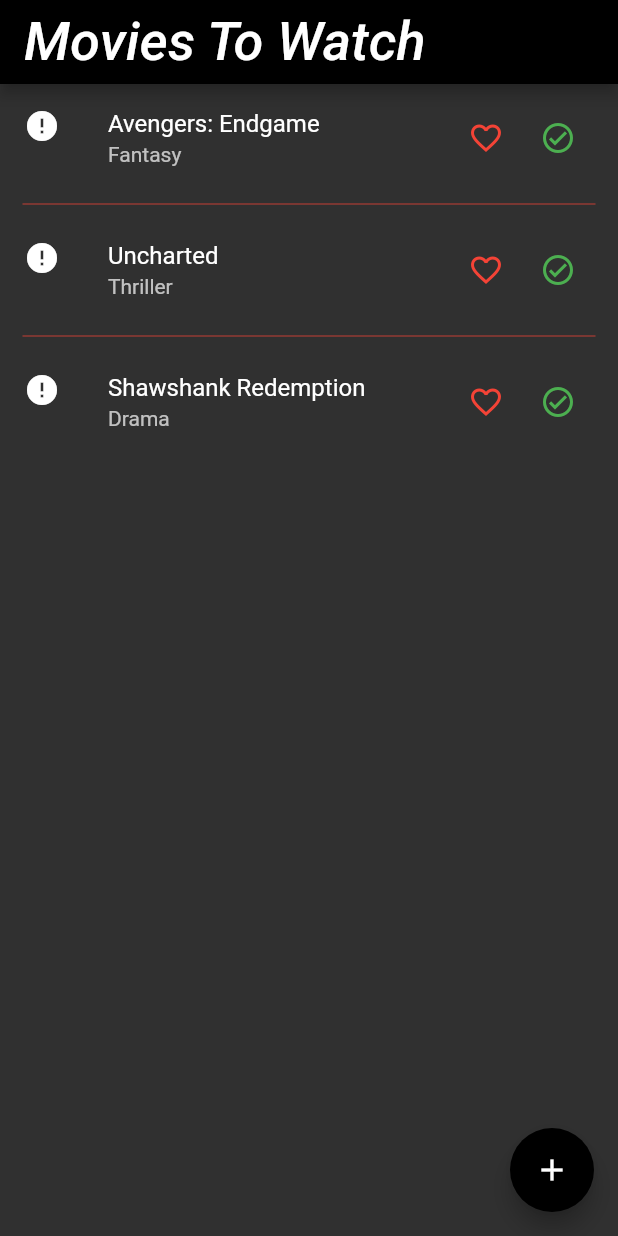
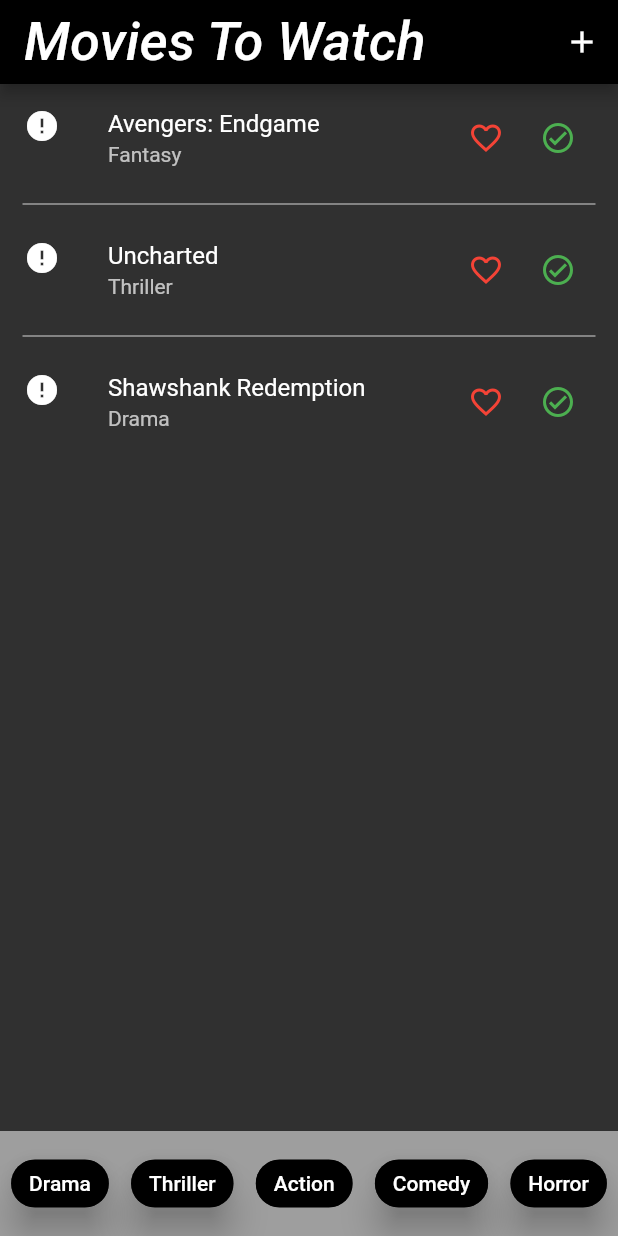
Before and after one commit to Umar-Waseem/Cine-Tracker, a Flutter app: the screen it shows after launch, on a phone screen of 412 x 824 dp. Run offline on Flutter 3.47's test engine with Material 2 defaults, Android fonts, the phone set to English and light mode, and no system bars; network calls fail; Roboto replaces fonts that are missing (Hind).

```diff
--- a/movie_app/lib/screens/all_movies_list_view_screen.dart
+++ b/movie_app/lib/screens/all_movies_list_view_screen.dart
@@ -5,9 +5,10 @@ import '../models/movie.dart';
 import '../providers/all_movies_provider.dart';
 import '../providers/favorite_movie_provider.dart';
 import '../providers/watched_movies_provider.dart';
+import 'add_movie_screen.dart';
 import 'movies_page_view_screen.dart';
 
-class AllMoviesListViewScreen extends StatelessWidget {
+class AllMoviesListViewScreen extends StatefulWidget {
   const AllMoviesListViewScreen({
     Key? key,
     required this.allMoviesData,
@@ -20,21 +21,40 @@ class AllMoviesListViewScreen extends StatelessWidget {
   final WatchedMoviesProvider watchedMoviesData;
 
   @override
+  State<AllMoviesListViewScreen> createState() =>
+      _AllMoviesListViewScreenState();
+}
+
+class _AllMoviesListViewScreenState extends State<AllMoviesListViewScreen> {
+  bool selected = false;
+  @override
   Widget build(BuildContext context) {
     return Scaffold(
       appBar: AppBar(
         title: const Text('Movies To Watch'),
+        actions: [
+          IconButton(
+            onPressed: () {
+              Navigator.of(context).push(
+                MaterialPageRoute(
+                  builder: (context) => const AddMovieScreen(),
+                ),
+              );
+            },
+            icon: const Icon(Icons.add, color: Colors.white),
+          )
+        ],
       ),
       body: ListView.separated(
         separatorBuilder: (context, index) => const Divider(
           indent: 15,
           endIndent: 15,
-          color: Colors.red,
-          thickness: 0.5,
+          color: Colors.grey,
+          thickness: 1,
         ),
-        itemCount: allMoviesData.allMoviePagesList.length,
+        itemCount: widget.allMoviesData.allMoviePagesList.length,
         itemBuilder: (context, index) {
-          Movie currentMovie = allMoviesData.allMovies[index];
+          Movie currentMovie = widget.allMoviesData.allMovies[index];
           return Dismissible(
             dismissThresholds: const {
               DismissDirection.endToStart: 0.8,
@@ -52,7 +72,7 @@ class AllMoviesListViewScreen extends StatelessWidget {
             onDismissed: (direction) {
               // on left direction
               if (direction == DismissDirection.endToStart) {
-                allMoviesData.removeMovie(currentMovie);
+                widget.allMoviesData.removeMovie(currentMovie);
               }
             },
             key: UniqueKey(),
@@ -76,7 +96,7 @@ class AllMoviesListViewScreen extends StatelessWidget {
                 children: [
                   IconButton(
                     onPressed: () {
-                      favMoviesData.toggleFavorite(currentMovie);
+                      widget.favMoviesData.toggleFavorite(currentMovie);
                     },
                     icon: Icon(
                       currentMovie.isFav
@@ -87,7 +107,7 @@ class AllMoviesListViewScreen extends StatelessWidget {
                   ),
                   IconButton(
                     onPressed: () {
-                      watchedMoviesData.toggleWatched(currentMovie);
+                      widget.watchedMoviesData.toggleWatched(currentMovie);
                     },
                     icon: Icon(
                       currentMovie.isWatched
@@ -103,7 +123,7 @@ class AllMoviesListViewScreen extends StatelessWidget {
                   MaterialPageRoute(
                     builder: (context) => MoviePageViewScreen(
                       initalIndex: index,
-                      children: allMoviesData.allMoviePagesList,
+                      children: widget.allMoviesData.allMoviePagesList,
                     ),
                   ),
                 );
@@ -112,6 +132,62 @@ class AllMoviesListViewScreen extends StatelessWidget {
           );
         },
       ),
+      bottomSheet: Container(
+        height: 70,
+        color: Colors.grey,
+        child: Row(
+          mainAxisAlignment: MainAxisAlignment.spaceAround,
+          children: [
+            InkWell(
+              onTap: () {
+                setState(() {
+                  selected = !selected;
+                });
+              },
+              child: Chip(
+                elevation: selected ? 0 : 10,
+                label: const Text(
+                  "Drama",
+                  style: TextStyle(color: Colors.white),
+                ),
+                backgroundColor: selected ? Colors.red : Colors.black,
+              ),
+            ),
+            const Chip(
+              elevation: 10,
+              label: Text(
+                "Thriller",
+                style: TextStyle(color: Colors.white),
+              ),
+              backgroundColor: Colors.black,
+            ),
+            const Chip(
+              elevation: 0,
+              label: Text(
+                "Action",
+                style: TextStyle(color: Colors.white),
+              ),
+              backgroundColor: Colors.black,
+            ),
+            const Chip(
+              elevation: 10,
+              label: Text(
+                "Comedy",
+                style: TextStyle(color: Colors.white),
+              ),
+              backgroundColor: Colors.black,
+            ),
+            const Chip(
+              elevation: 10,
+              label: Text(
+                "Horror",
+                style: TextStyle(color: Colors.white),
+              ),
+              backgroundColor: Colors.black,
+            ),
+          ],
+        ),
+      ),
     );
   }
 }
--- a/movie_app/lib/screens/main_page.dart
+++ b/movie_app/lib/screens/main_page.dart
@@ -24,6 +24,7 @@ class _MainPageState extends State<MainPage> {
     final favMoviesData = Provider.of<FavoriteMovieProvider>(context);
     final watchedMoviesData = Provider.of<WatchedMoviesProvider>(context);
     return Scaffold(
+
       backgroundColor: Colors.black,
       body: PageView(
         scrollDirection: Axis.horizontal,
@@ -43,16 +44,6 @@ class _MainPageState extends State<MainPage> {
           ),
         ],
       ),
-      floatingActionButton: FloatingActionButton(
-        onPressed: () {
-          Navigator.of(context).push(
-            MaterialPageRoute(
-              builder: (context) => const AddMovieScreen(),
-            ),
-          );
-        },
-        child: const Icon(Icons.add, color: Colors.white),
-      ),
     );
   }
 }
```
Also changed, not shown: movie_app/lib/screens/fav_movies_list_view_screen.dart (+13 -0 lines), movie_app/lib/screens/watched_movies_list_view_screen.dart (+13 -0 lines).
